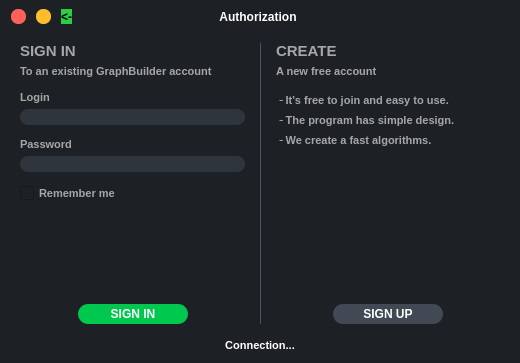
The window that auth.ui (Allyans3/GraphBuilder_Dev) describes before a commit, drawn with Qt 5.
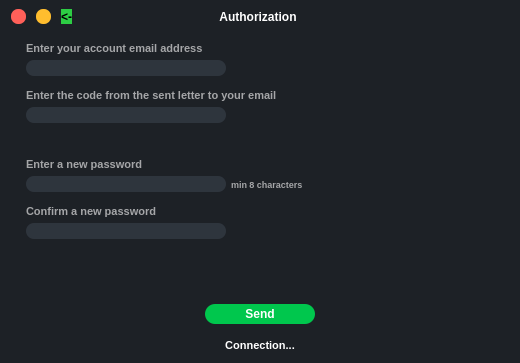
The same window after the commit.

What changed in the file:
```diff
--- a/auth.ui
+++ b/auth.ui
@@ -228,30 +228,26 @@
    <item>
     <widget class="QStackedWidget" name="stackedWidget">
      <property name="currentIndex">
-      <number>0</number>
+      <number>3</number>
      </property>
      <widget class="QWidget" name="Author">
       <property name="styleSheet">
        <string notr="true"/>
       </property>
-      <layout class="QHBoxLayout" name="horizontalLayout_6">
-       <property name="spacing">
+      <layout class="QGridLayout" name="gridLayout_3">
+       <property name="horizontalSpacing">
         <number>15</number>
        </property>
-       <property name="leftMargin">
-        <number>9</number>
-       </property>
-       <property name="topMargin">
-        <number>9</number>
-       </property>
-       <property name="rightMargin">
-        <number>9</number>
-       </property>
-       <property name="bottomMargin">
-        <number>9</number>
+       <item row="0" column="0">
+        <layout class="QVBoxLayout" name="verticalLayout_32">
+         <property name="spacing">
+          <number>0</number>
        </property>
        <item>
         <layout class="QVBoxLayout" name="verticalLayout_10">
+           <property name="spacing">
+            <number>12</number>
+           </property>
          <item>
           <layout class="QVBoxLayout" name="verticalLayout_9">
            <property name="spacing">
@@ -433,6 +429,62 @@
           </layout>
          </item>
          <item>
+            <layout class="QHBoxLayout" name="horizontalLayout_6">
+             <item>
+              <widget class="QPushButton" name="link_pass">
+               <property name="minimumSize">
+                <size>
+                 <width>131</width>
+                 <height>13</height>
+                </size>
+               </property>
+               <property name="maximumSize">
+                <size>
+                 <width>131</width>
+                 <height>13</height>
+                </size>
+               </property>
+               <property name="font">
+                <font>
+                 <weight>75</weight>
+                 <bold>true</bold>
+                </font>
+               </property>
+               <property name="styleSheet">
+                <string notr="true">QPushButton {
+    border: 0px solid gray;
+    border-radius: 1px;
+    background-color:rgb(29,33,38);
+	color:#a5a6a8;
+}
+
+QPushButton:hover {
+	color: #1a86da;
+}</string>
+               </property>
+               <property name="text">
+                <string>Forgot your password?</string>
+               </property>
+              </widget>
+             </item>
+             <item>
+              <spacer name="horizontalSpacer_9">
+               <property name="orientation">
+                <enum>Qt::Horizontal</enum>
+               </property>
+               <property name="sizeHint" stdset="0">
+                <size>
+                 <width>40</width>
+                 <height>20</height>
+                </size>
+               </property>
+              </spacer>
+             </item>
+            </layout>
+           </item>
+          </layout>
+         </item>
+         <item>
           <spacer name="verticalSpacer">
            <property name="orientation">
             <enum>Qt::Vertical</enum>
@@ -513,7 +565,7 @@
          </item>
         </layout>
        </item>
-       <item>
+       <item row="0" column="1">
         <widget class="Line" name="line">
          <property name="maximumSize">
           <size>
@@ -529,7 +581,7 @@
          </property>
         </widget>
        </item>
-       <item>
+       <item row="0" column="2">
         <layout class="QVBoxLayout" name="verticalLayout_14">
          <item>
           <layout class="QVBoxLayout" name="verticalLayout_13">
@@ -1648,6 +1700,429 @@
        </item>
       </layout>
      </widget>
+     <widget class="QWidget" name="Lost_pass">
+      <layout class="QGridLayout" name="gridLayout_4">
+       <property name="leftMargin">
+        <number>15</number>
+       </property>
+       <property name="rightMargin">
+        <number>15</number>
+       </property>
+       <item row="0" column="0">
+        <layout class="QVBoxLayout" name="verticalLayout_40">
+         <item>
+          <layout class="QVBoxLayout" name="verticalLayout_39">
+           <property name="spacing">
+            <number>35</number>
+           </property>
+           <item>
+            <layout class="QVBoxLayout" name="verticalLayout_38">
+             <property name="spacing">
+              <number>13</number>
+             </property>
+             <item>
+              <layout class="QVBoxLayout" name="verticalLayout_33">
+               <property name="spacing">
+                <number>5</number>
+               </property>
+               <item>
+                <widget class="QLabel" name="lable_pass_5">
+                 <property name="font">
+                  <font>
+                   <pointsize>8</pointsize>
+                   <weight>75</weight>
+                   <bold>true</bold>
+                  </font>
+                 </property>
+                 <property name="styleSheet">
+                  <string notr="true">color:#a5a6a8;</string>
+                 </property>
+                 <property name="text">
+                  <string>Enter your account email address</string>
+                 </property>
+                </widget>
+               </item>
+               <item>
+                <layout class="QHBoxLayout" name="horizontalLayout_15">
+                 <item>
+                  <widget class="QLineEdit" name="e_mail_lost_pass">
+                   <property name="minimumSize">
+                    <size>
+                     <width>200</width>
+                     <height>0</height>
+                    </size>
+                   </property>
+                   <property name="maximumSize">
+                    <size>
+                     <width>200</width>
+                     <height>16777215</height>
+                    </size>
+                   </property>
+                   <property name="font">
+                    <font>
+                     <pointsize>9</pointsize>
+                     <weight>75</weight>
+                     <bold>true</bold>
+                    </font>
+                   </property>
+                   <property name="styleSheet">
+                    <string notr="true">QLineEdit {
+    border-radius: 8px;
+	border-color: black;
+    padding: 0 8px;
+    background: rgb(46,53,61);
+	color:rgb(255,255,255);
+}</string>
+                   </property>
+                   <property name="maxLength">
+                    <number>64</number>
+                   </property>
+                  </widget>
+                 </item>
+                 <item>
+                  <widget class="QLabel" name="email_correcting">
+                   <property name="font">
+                    <font>
+                     <pointsize>7</pointsize>
+                     <weight>75</weight>
+                     <bold>true</bold>
+                     <kerning>true</kerning>
+                    </font>
+                   </property>
+                   <property name="styleSheet">
+                    <string notr="true">color:#a5a6a8;</string>
+                   </property>
+                   <property name="text">
+                    <string/>
+                   </property>
+                  </widget>
+                 </item>
+                </layout>
+               </item>
+              </layout>
+             </item>
+             <item>
+              <layout class="QVBoxLayout" name="verticalLayout_34">
+               <property name="spacing">
+                <number>5</number>
+               </property>
+               <item>
+                <widget class="QLabel" name="label_code">
+                 <property name="font">
+                  <font>
+                   <pointsize>8</pointsize>
+                   <weight>75</weight>
+                   <bold>true</bold>
+                  </font>
+                 </property>
+                 <property name="styleSheet">
+                  <string notr="true">color:#a5a6a8;</string>
+                 </property>
+                 <property name="text">
+                  <string>Enter the code from the sent letter to your email</string>
+                 </property>
+                </widget>
+               </item>
+               <item>
+                <layout class="QHBoxLayout" name="horizontalLayout_16">
+                 <item>
+                  <widget class="QLineEdit" name="code_rec">
+                   <property name="minimumSize">
+                    <size>
+                     <width>200</width>
+                     <height>0</height>
+                    </size>
+                   </property>
+                   <property name="maximumSize">
+                    <size>
+                     <width>200</width>
+                     <height>16777215</height>
+                    </size>
+                   </property>
+                   <property name="font">
+                    <font>
+                     <pointsize>9</pointsize>
+                     <weight>75</weight>
+                     <bold>true</bold>
+                    </font>
+                   </property>
+                   <property name="styleSheet">
+                    <string notr="true">QLineEdit {
+    border-radius: 8px;
+	border-color: black;
+    padding: 0 8px;
+    background: rgb(46,53,61);
+	color:rgb(255,255,255);
+}</string>
+                   </property>
+                   <property name="maxLength">
+                    <number>64</number>
+                   </property>
+                  </widget>
+                 </item>
+                 <item>
+                  <widget class="QLabel" name="code_correcting">
+                   <property name="font">
+                    <font>
+                     <pointsize>7</pointsize>
+                     <weight>75</weight>
+                     <bold>true</bold>
+                     <kerning>true</kerning>
+                    </font>
+                   </property>
+                   <property name="styleSheet">
+                    <string notr="true">color:#a5a6a8;</string>
+                   </property>
+                   <property name="text">
+                    <string/>
+                   </property>
+                  </widget>
+                 </item>
+                </layout>
+               </item>
+              </layout>
+             </item>
+            </layout>
+           </item>
+           <item>
+            <layout class="QVBoxLayout" name="verticalLayout_37">
+             <property name="spacing">
+              <number>13</number>
+             </property>
+             <item>
+              <layout class="QVBoxLayout" name="verticalLayout_35">
+               <property name="spacing">
+                <number>5</number>
+               </property>
+               <item>
+                <widget class="QLabel" name="label_pass_rec">
+                 <property name="font">
+                  <font>
+                   <pointsize>8</pointsize>
+                   <weight>75</weight>
+                   <bold>true</bold>
+                  </font>
+                 </property>
+                 <property name="styleSheet">
+                  <string notr="true">color:#a5a6a8;</string>
+                 </property>
+                 <property name="text">
+                  <string>Enter a new password</string>
+                 </property>
+                </widget>
+               </item>
+               <item>
+                <layout class="QHBoxLayout" name="horizontalLayout_12">
+                 <item>
+                  <widget class="QLineEdit" name="pass_rec">
+                   <property name="maximumSize">
+                    <size>
+                     <width>200</width>
+                     <height>16777215</height>
+                    </size>
+                   </property>
+                   <property name="font">
+                    <font>
+                     <pointsize>9</pointsize>
+                     <weight>75</weight>
+                     <bold>true</bold>
+                    </font>
+                   </property>
+                   <property name="styleSheet">
+                    <string notr="true">QLineEdit {
+    border-radius: 8px;
+	border-color: black;
+    padding: 0 8px;
+    background: rgb(46,53,61);
+	color:rgb(255,255,255);
+}</string>
+                   </property>
+                   <property name="maxLength">
+                    <number>16</number>
+                   </property>
+                  </widget>
+                 </item>
+                 <item>
+                  <widget class="QLabel" name="label_min_8">
+                   <property name="font">
+                    <font>
+                     <pointsize>7</pointsize>
+                     <weight>75</weight>
+                     <bold>true</bold>
+                     <kerning>true</kerning>
+                    </font>
+                   </property>
+                   <property name="styleSheet">
+                    <string notr="true">color:#a5a6a8;</string>
+                   </property>
+                   <property name="text">
+                    <string>min 8 characters</string>
+                   </property>
+                  </widget>
+                 </item>
+                </layout>
+               </item>
+              </layout>
+             </item>
+             <item>
+              <layout class="QVBoxLayout" name="verticalLayout_36">
+               <property name="spacing">
+                <number>5</number>
+               </property>
+               <item>
+                <widget class="QLabel" name="label_pass_conf_rec">
+                 <property name="font">
+                  <font>
+                   <pointsize>8</pointsize>
+                   <weight>75</weight>
+                   <bold>true</bold>
+                  </font>
+                 </property>
+                 <property name="styleSheet">
+                  <string notr="true">color:#a5a6a8;</string>
+                 </property>
+                 <property name="text">
+                  <string>Confirm a new password</string>
+                 </property>
+                </widget>
+               </item>
+               <item>
+                <layout class="QHBoxLayout" name="horizontalLayout_13">
+                 <item>
+                  <widget class="QLineEdit" name="pass_conf_rec">
+                   <property name="maximumSize">
+                    <size>
+                     <width>200</width>
+                     <height>16777215</height>
+                    </size>
+                   </property>
+                   <property name="font">
+                    <font>
+                     <pointsize>9</pointsize>
+                     <weight>75</weight>
+                     <bold>true</bold>
+                    </font>
+                   </property>
+                   <property name="styleSheet">
+                    <string notr="true">QLineEdit {
+    border-radius: 8px;
+	border-color: black;
+    padding: 0 8px;
+    background: rgb(46,53,61);
+	color:rgb(255,255,255);
+}</string>
+                   </property>
+                   <property name="maxLength">
+                    <number>16</number>
+                   </property>
+                  </widget>
+                 </item>
+                 <item>
+                  <widget class="QLabel" name="pass_correcting_2">
+                   <property name="font">
+                    <font>
+                     <pointsize>7</pointsize>
+                     <weight>75</weight>
+                     <bold>true</bold>
+                     <kerning>true</kerning>
+                    </font>
+                   </property>
+                   <property name="styleSheet">
+                    <string notr="true">color:#a5a6a8;</string>
+                   </property>
+                   <property name="text">
+                    <string/>
+                   </property>
+                  </widget>
+                 </item>
+                </layout>
+               </item>
+              </layout>
+             </item>
+            </layout>
+           </item>
+          </layout>
+         </item>
+         <item>
+          <spacer name="verticalSpacer_6">
+           <property name="orientation">
+            <enum>Qt::Vertical</enum>
+           </property>
+           <property name="sizeHint" stdset="0">
+            <size>
+             <width>20</width>
+             <height>40</height>
+            </size>
+           </property>
+          </spacer>
+         </item>
+         <item>
+          <layout class="QHBoxLayout" name="horizontalLayout_14">
+           <item>
+            <spacer name="horizontalSpacer_10">
+             <property name="orientation">
+              <enum>Qt::Horizontal</enum>
+             </property>
+             <property name="sizeHint" stdset="0">
+              <size>
+               <width>40</width>
+               <height>20</height>
+              </size>
+             </property>
+            </spacer>
+           </item>
+           <item>
+            <widget class="QPushButton" name="button_lost_pass">
+             <property name="minimumSize">
+              <size>
+               <width>110</width>
+               <height>20</height>
+              </size>
+             </property>
+             <property name="font">
+              <font>
+               <pointsize>9</pointsize>
+               <weight>75</weight>
+               <bold>true</bold>
+              </font>
+             </property>
+             <property name="styleSheet">
+              <string notr="true">QPushButton {
+    border: 0px solid gray;
+    border-radius: 10px;
+    padding: 0 8px;
+    background-color:rgb(0,199,77);
+	color:#ffffff;
+}
+
+QPushButton:hover {
+	background-color:rgb(0,170,64);
+}</string>
+             </property>
+             <property name="text">
+              <string>Send</string>
+             </property>
+            </widget>
+           </item>
+           <item>
+            <spacer name="horizontalSpacer_11">
+             <property name="orientation">
+              <enum>Qt::Horizontal</enum>
+             </property>
+             <property name="sizeHint" stdset="0">
+              <size>
+               <width>40</width>
+               <height>20</height>
+              </size>
+             </property>
+            </spacer>
+           </item>
+          </layout>
+         </item>
+        </layout>
+       </item>
+      </layout>
+     </widget>
     </widget>
    </item>
    <item>
```
Left out of the diff: 3 changed lines with no effect on the pictures. Lines whose indentation alone changed are shown as unchanged.
